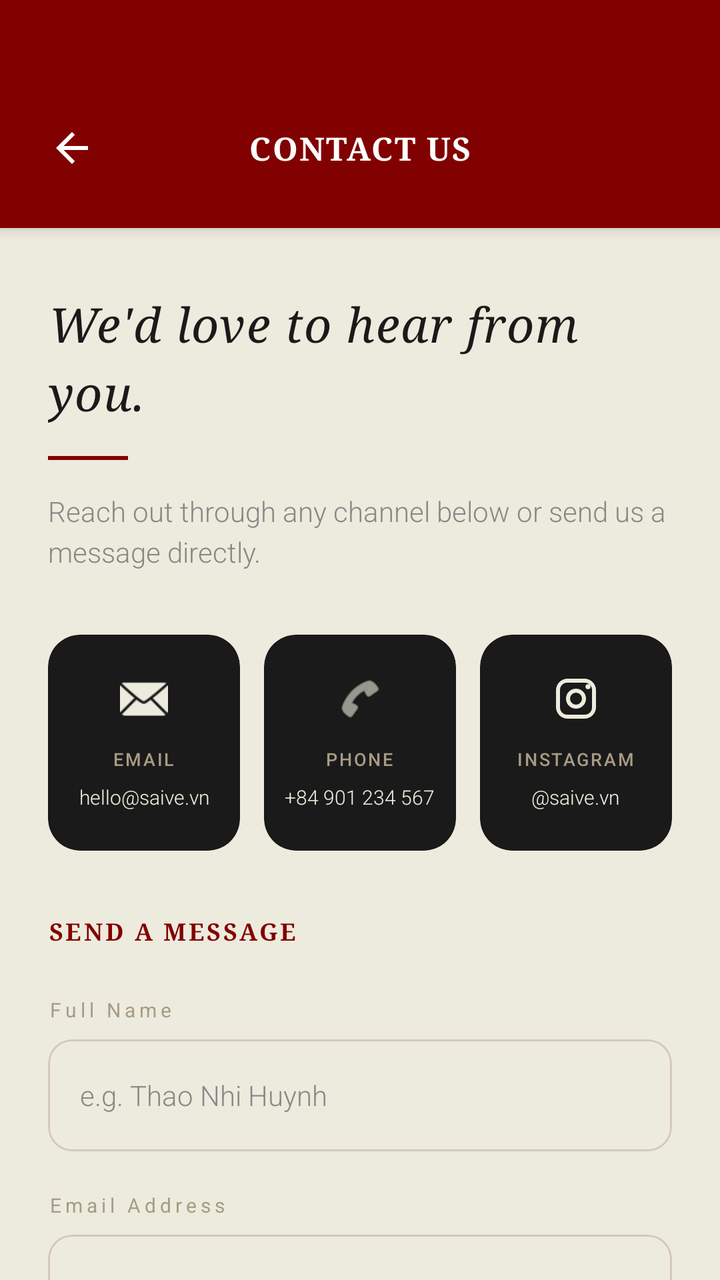
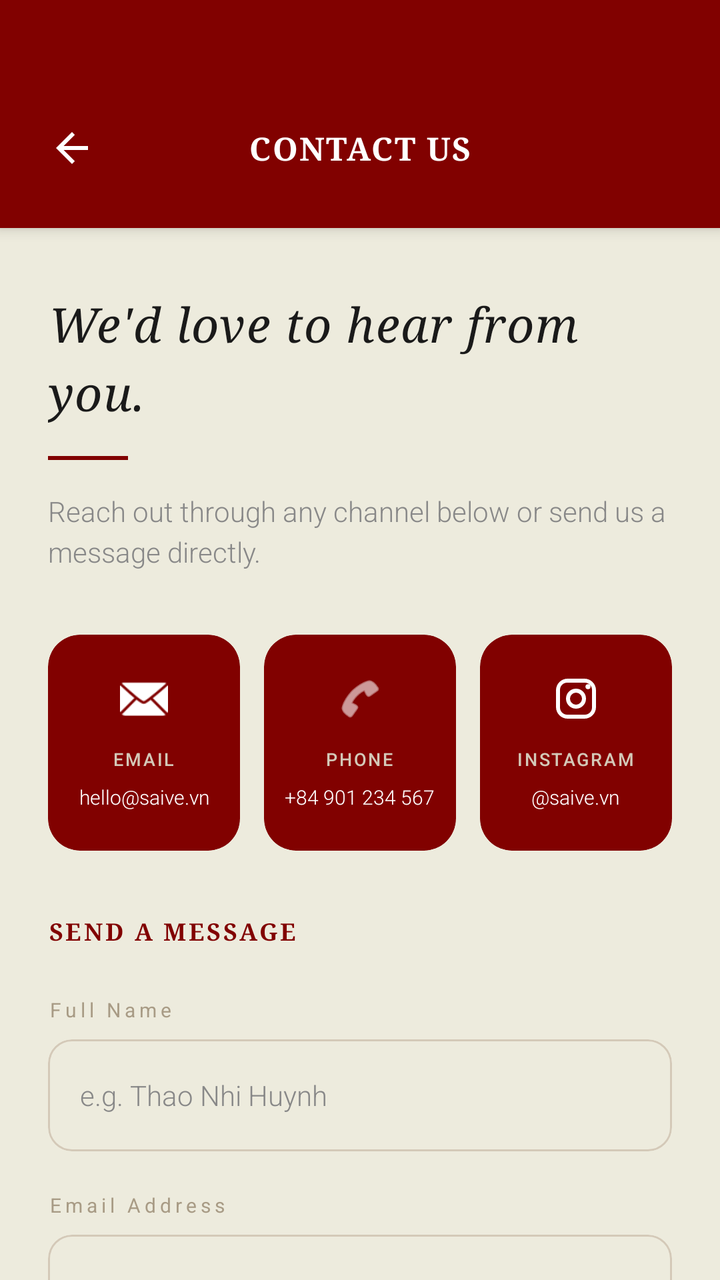

An Android layout rendered at two revisions. The XML below is the earlier revision; the diff shows what the commit changed to produce the second picture.
<!-- AndroidManifest.xml: application theme Theme.Saive -->
<!-- res/layout/activity_contact_us.xml -->
<?xml version="1.0" encoding="utf-8"?>
<androidx.constraintlayout.widget.ConstraintLayout
    xmlns:android="http://schemas.android.com/apk/res/android"
    xmlns:app="http://schemas.android.com/apk/res-auto"
    xmlns:tools="http://schemas.android.com/tools"
    android:id="@+id/main"
    android:layout_width="match_parent"
    android:layout_height="match_parent"
    tools:context=".ui.ContactUsActivity"
    android:background="@color/colorCotton">

    
    <com.google.android.material.card.MaterialCardView
        android:id="@+id/toolbar"
        android:layout_width="match_parent"
        android:layout_height="wrap_content"
        app:cardBackgroundColor="@color/colorMaroon"
        app:cardCornerRadius="0dp"
        app:cardElevation="4dp"
        app:strokeWidth="0dp"
        app:layout_constraintTop_toTopOf="parent">

        <androidx.constraintlayout.widget.ConstraintLayout
            android:layout_width="match_parent"
            android:layout_height="wrap_content"
            android:paddingHorizontal="16dp"
            android:paddingTop="54dp"
            android:paddingBottom="20dp">

            <ImageButton
                android:id="@+id/btnBack"
                android:layout_width="40dp"
                android:layout_height="40dp"
                android:background="?attr/selectableItemBackgroundBorderless"
                android:padding="8dp"
                android:scaleType="centerInside"
                android:src="@drawable/ic_back"
                app:layout_constraintBottom_toBottomOf="parent"
                app:layout_constraintStart_toStartOf="parent"
                app:layout_constraintTop_toTopOf="parent"
                app:tint="@color/colorAlwaysWhite" />

            <TextView
                android:id="@+id/tvToolbarTitle"
                android:layout_width="0dp"
                android:layout_height="wrap_content"
                android:layout_marginHorizontal="56dp"
                android:fontFamily="serif"
                android:gravity="center"
                android:letterSpacing="0.05"
                android:text="@string/menu_contact_us"
                android:textAllCaps="true"
                android:textColor="@color/colorAlwaysWhite"
                android:textSize="16sp"
                android:textStyle="bold"
                app:layout_constraintBottom_toBottomOf="parent"
                app:layout_constraintEnd_toEndOf="parent"
                app:layout_constraintStart_toStartOf="parent"
                app:layout_constraintTop_toTopOf="parent" />

        </androidx.constraintlayout.widget.ConstraintLayout>
    </com.google.android.material.card.MaterialCardView>

    
    <androidx.core.widget.NestedScrollView
        android:layout_width="match_parent"
        android:layout_height="0dp"
        android:overScrollMode="never"
        app:layout_constraintTop_toBottomOf="@id/toolbar"
        app:layout_constraintBottom_toBottomOf="parent">

        <LinearLayout
            android:layout_width="match_parent"
            android:layout_height="wrap_content"
            android:orientation="vertical"
            android:paddingHorizontal="24dp"
            android:paddingTop="32dp"
            android:paddingBottom="48dp">

            
            <TextView
                android:layout_width="match_parent"
                android:layout_height="wrap_content"
                android:fontFamily="serif"
                android:letterSpacing="0.02"
                android:lineSpacingExtra="6dp"
                android:text="@string/contact_tagline"
                android:textColor="@color/colorNoirBlack"
                android:textSize="24sp"
                android:textStyle="italic" />

            <View
                android:layout_width="40dp"
                android:layout_height="2dp"
                android:layout_marginTop="16dp"
                android:layout_marginBottom="16dp"
                android:background="@color/colorMaroon" />

            <TextView
                android:layout_width="match_parent"
                android:layout_height="wrap_content"
                android:fontFamily="sans-serif-light"
                android:lineSpacingExtra="4dp"
                android:text="@string/contact_desc"
                android:textColor="@color/colorGrayText"
                android:textSize="14sp" />

            
            <LinearLayout
                android:layout_width="match_parent"
                android:layout_height="wrap_content"
                android:layout_marginTop="32dp"
                android:layout_marginBottom="32dp"
                android:orientation="horizontal">

                
                <com.google.android.material.card.MaterialCardView
                    android:id="@+id/btnEmailShortcut"
                    android:layout_width="0dp"
                    android:layout_height="wrap_content"
                    android:layout_marginEnd="8dp"
                    android:layout_weight="1"
                    android:clickable="true"
                    android:focusable="true"
                    app:cardBackgroundColor="@color/colorNoirBlack"
                    app:cardCornerRadius="16dp"
                    app:cardElevation="0dp"
                    app:strokeWidth="0dp">

                    <LinearLayout
                        android:layout_width="match_parent"
                        android:layout_height="wrap_content"
                        android:gravity="center"
                        android:orientation="vertical"
                        android:paddingVertical="20dp"
                        android:paddingHorizontal="8dp">

                        <ImageView
                            android:layout_width="24dp"
                            android:layout_height="24dp"
                            android:layout_marginBottom="12dp"
                            android:src="@android:drawable/ic_dialog_email"
                            app:tint="@color/colorCotton" />

                        <TextView
                            android:layout_width="wrap_content"
                            android:layout_height="wrap_content"
                            android:fontFamily="sans-serif-medium"
                            android:letterSpacing="0.1"
                            android:text="@string/contact_label_email"
                            android:textAllCaps="true"
                            android:textColor="@color/colorSand"
                            android:textSize="9sp" />

                        <TextView
                            android:layout_width="wrap_content"
                            android:layout_height="wrap_content"
                            android:layout_marginTop="6dp"
                            android:fontFamily="sans-serif-light"
                            android:text="hello@saive.vn"
                            android:textColor="@color/colorCotton"
                            android:textSize="10sp"
                            android:gravity="center" />
                    </LinearLayout>
                </com.google.android.material.card.MaterialCardView>

                
                <com.google.android.material.card.MaterialCardView
                    android:id="@+id/btnPhone"
                    android:layout_width="0dp"
                    android:layout_height="wrap_content"
                    android:layout_marginHorizontal="4dp"
                    android:layout_weight="1"
                    android:clickable="true"
                    android:focusable="true"
                    app:cardBackgroundColor="@color/colorNoirBlack"
                    app:cardCornerRadius="16dp"
                    app:cardElevation="0dp"
                    app:strokeWidth="0dp">

                    <LinearLayout
                        android:layout_width="match_parent"
                        android:layout_height="wrap_content"
                        android:gravity="center"
                        android:orientation="vertical"
                        android:paddingVertical="20dp"
                        android:paddingHorizontal="8dp">

                        <ImageView
                            android:layout_width="24dp"
                            android:layout_height="24dp"
                            android:layout_marginBottom="12dp"
                            android:src="@android:drawable/ic_menu_call"
                            app:tint="@color/colorCotton" />

                        <TextView
                            android:layout_width="wrap_content"
                            android:layout_height="wrap_content"
                            android:fontFamily="sans-serif-medium"
                            android:letterSpacing="0.1"
                            android:text="@string/contact_label_phone"
                            android:textAllCaps="true"
                            android:textColor="@color/colorSand"
                            android:textSize="9sp" />

                        <TextView
                            android:layout_width="wrap_content"
                            android:layout_height="wrap_content"
                            android:layout_marginTop="6dp"
                            android:fontFamily="sans-serif-light"
                            android:text="+84 901 234 567"
                            android:textColor="@color/colorCotton"
                            android:textSize="10sp"
                            android:gravity="center" />
                    </LinearLayout>
                </com.google.android.material.card.MaterialCardView>

                
                <com.google.android.material.card.MaterialCardView
                    android:id="@+id/btnInstagram"
                    android:layout_width="0dp"
                    android:layout_height="wrap_content"
                    android:layout_marginStart="8dp"
                    android:layout_weight="1"
                    android:clickable="true"
                    android:focusable="true"
                    app:cardBackgroundColor="@color/colorNoirBlack"
                    app:cardCornerRadius="16dp"
                    app:cardElevation="0dp"
                    app:strokeWidth="0dp">

                    <LinearLayout
                        android:layout_width="match_parent"
                        android:layout_height="wrap_content"
                        android:gravity="center"
                        android:orientation="vertical"
                        android:paddingVertical="20dp"
                        android:paddingHorizontal="8dp">

                        <ImageView
                            android:layout_width="24dp"
                            android:layout_height="24dp"
                            android:layout_marginBottom="12dp"
                            android:src="@drawable/ic_instagram"
                            app:tint="@color/colorCotton" />

                        <TextView
                            android:layout_width="wrap_content"
                            android:layout_height="wrap_content"
                            android:fontFamily="sans-serif-medium"
                            android:letterSpacing="0.1"
                            android:text="@string/contact_label_instagram"
                            android:textAllCaps="true"
                            android:textColor="@color/colorSand"
                            android:textSize="9sp" />

                        <TextView
                            android:layout_width="wrap_content"
                            android:layout_height="wrap_content"
                            android:layout_marginTop="6dp"
                            android:fontFamily="sans-serif-light"
                            android:text="@saive.vn"
                            android:textColor="@color/colorCotton"
                            android:textSize="10sp"
                            android:gravity="center" />
                    </LinearLayout>
                </com.google.android.material.card.MaterialCardView>

            </LinearLayout>

            
            <TextView
                android:layout_width="match_parent"
                android:layout_height="wrap_content"
                android:fontFamily="serif"
                android:letterSpacing="0.1"
                android:text="@string/contact_label_send_message"
                android:textAllCaps="true"
                android:textColor="@color/colorMaroon"
                android:textSize="12sp"
                android:textStyle="bold"
                android:layout_marginBottom="24dp" />

            
            <TextView
                android:layout_width="match_parent"
                android:layout_height="wrap_content"
                android:text="@string/label_full_name"
                style="@style/TextAppearance.Saive.Nav"
                android:textColor="@color/colorSand"
                android:layout_marginBottom="8dp" />

            <com.google.android.material.card.MaterialCardView
                android:layout_width="match_parent"
                android:layout_height="wrap_content"
                android:layout_marginBottom="20dp"
                app:cardCornerRadius="12dp"
                app:cardElevation="0dp"
                app:strokeWidth="1dp"
                app:strokeColor="@color/colorLinen"
                app:cardBackgroundColor="@android:color/transparent">

                <EditText
                    android:id="@+id/etName"
                    android:layout_width="match_parent"
                    android:layout_height="56dp"
                    android:background="@android:color/transparent"
                    android:hint="@string/hint_full_name"
                    android:paddingHorizontal="16dp"
                    android:textSize="14sp"
                    android:textColor="@color/colorNoirBlack"
                    android:textColorHint="@color/colorGrayText"
                    android:fontFamily="sans-serif-light"
                    android:inputType="textPersonName" />
            </com.google.android.material.card.MaterialCardView>

            
            <TextView
                android:layout_width="match_parent"
                android:layout_height="wrap_content"
                android:text="@string/label_email"
                style="@style/TextAppearance.Saive.Nav"
                android:textColor="@color/colorSand"
                android:layout_marginBottom="8dp" />

            <com.google.android.material.card.MaterialCardView
                android:layout_width="match_parent"
                android:layout_height="wrap_content"
                android:layout_marginBottom="20dp"
                app:cardCornerRadius="12dp"
                app:cardElevation="0dp"
                app:strokeWidth="1dp"
                app:strokeColor="@color/colorLinen"
                app:cardBackgroundColor="@android:color/transparent">

                <EditText
                    android:id="@+id/etEmail"
                    android:layout_width="match_parent"
                    android:layout_height="56dp"
                    android:background="@android:color/transparent"
                    android:hint="hello@email.com"
                    android:paddingHorizontal="16dp"
                    android:textSize="14sp"
                    android:textColor="@color/colorNoirBlack"
                    android:textColorHint="@color/colorGrayText"
                    android:fontFamily="sans-serif-light"
                    android:inputType="textEmailAddress" />
            </com.google.android.material.card.MaterialCardView>

            
            <TextView
                android:layout_width="match_parent"
                android:layout_height="wrap_content"
                android:text="@string/label_comment"
                style="@style/TextAppearance.Saive.Nav"
                android:textColor="@color/colorSand"
                android:layout_marginBottom="8dp" />

            <com.google.android.material.card.MaterialCardView
                android:layout_width="match_parent"
                android:layout_height="wrap_content"
                android:layout_marginBottom="32dp"
                app:cardCornerRadius="12dp"
                app:cardElevation="0dp"
                app:strokeWidth="1dp"
                app:strokeColor="@color/colorLinen"
                app:cardBackgroundColor="@android:color/transparent">

                <EditText
                    android:id="@+id/etMessage"
                    android:layout_width="match_parent"
                    android:layout_height="140dp"
                    android:background="@android:color/transparent"
                    android:hint="@string/contact_hint_message"
                    android:paddingHorizontal="16dp"
                    android:paddingTop="16dp"
                    android:textSize="14sp"
                    android:textColor="@color/colorNoirBlack"
                    android:textColorHint="@color/colorGrayText"
                    android:fontFamily="sans-serif-light"
                    android:inputType="textMultiLine"
                    android:gravity="top" />
            </com.google.android.material.card.MaterialCardView>

            
            <com.google.android.material.button.MaterialButton
                android:id="@+id/btnSend"
                android:layout_width="match_parent"
                android:layout_height="56dp"
                android:text="@string/contact_btn_send"
                android:textColor="@color/colorAlwaysWhite"
                android:textSize="14sp"
                android:letterSpacing="0.1"
                app:cornerRadius="12dp"
                app:backgroundTint="@color/colorMaroon"
                app:elevation="4dp"
                style="@style/TextAppearance.Saive.Nav" />

            
            <TextView
                android:layout_width="match_parent"
                android:layout_height="wrap_content"
                android:text="@string/contact_footer_note"
                android:textSize="12sp"
                android:fontFamily="sans-serif-light"
                android:textColor="@color/colorGrayText"
                android:gravity="center"
                android:lineSpacingExtra="4dp"
                android:layout_marginTop="32dp" />

        </LinearLayout>
    </androidx.core.widget.NestedScrollView>

</androidx.constraintlayout.widget.ConstraintLayout>
<!-- resources referenced by this layout -->
<resources>
  <color name="colorAlwaysWhite">#FFFFFF</color>
  <color name="colorCotton">#EDEBDD</color>
  <color name="colorGrayText">#888888</color>
  <color name="colorLinen">#D4C9B8</color>
  <color name="colorMaroon">#810100</color>
  <color name="colorNoirBlack">#1A1A1A</color>
  <color name="colorSand">#A89B85</color>
  <!-- drawable ic_back (drawable) -->
  <vector xmlns:android="http://schemas.android.com/apk/res/android"
      android:width="24dp"
      android:height="24dp"
      android:viewportWidth="24"
      android:viewportHeight="24">
      <path
          android:fillColor="#000000"
          android:pathData="M20,11H7.83l5.59,-5.59L12,4l-8,8l8,8l1.41,-1.41L7.83,13H20V11Z" />
  </vector>
  <string name="contact_btn_send">SEND MESSAGE</string>
  <string name="contact_desc">Reach out through any channel below or send us a message directly.</string>
  <string name="contact_footer_note">We typically respond within 24 hours on business days.\nHANOI · SAIGON</string>
  <string name="contact_hint_message">Tell us how we can help...</string>
  <string name="contact_label_email">EMAIL</string>
  <string name="contact_label_instagram">INSTAGRAM</string>
  <string name="contact_label_phone">PHONE</string>
  <string name="contact_label_send_message">SEND A MESSAGE</string>
  <string name="contact_tagline">We\'d love to hear from you.</string>
  <string name="hint_full_name">e.g. Thao Nhi Huynh</string>
  <string name="label_comment">Comment</string>
  <string name="label_email">Email Address</string>
  <string name="label_full_name">Full Name</string>
  <string name="menu_contact_us">Contact Us</string>
  <style name="TextAppearance.Saive.Nav" parent="TextAppearance.Saive.Light">
          <item name="android:textSize">@dimen/text_size_tiny</item>
          <item name="android:letterSpacing">0.2</item>
      </style>
  <style name="Theme.Saive" parent="Base.Theme.Saive" />
  <style name="TextAppearance.Saive.Light" parent="TextAppearance.MaterialComponents.Body2">
          <item name="android:fontFamily">sans-serif-light</item>
      </style>
  <dimen name="text_size_tiny">10sp</dimen>
  <color name="white">#FFFFFFFF</color>
  <style name="TextAppearance.Saive.Header" parent="TextAppearance.MaterialComponents.Headline3">
          <item name="android:fontFamily">serif</item>
          <item name="android:textStyle">italic</item>
          <item name="android:textSize">@dimen/text_size_h1</item>
          <item name="android:textColor">@color/colorNoirBlack</item>
          <item name="android:letterSpacing">0.02</item>
      </style>
  <style name="TextAppearance.Saive.SectionHeader" parent="TextAppearance.Saive.Header">
          <item name="android:textSize">@dimen/text_size_h3</item>
          <item name="android:textStyle">normal</item>
          <item name="android:textAllCaps">false</item>
      </style>
  <style name="TextAppearance.Saive.Thin" parent="TextAppearance.MaterialComponents.Body1">
          <item name="android:fontFamily">sans-serif-light</item>
          <item name="android:letterSpacing">0.05</item>
      </style>
  <style name="TextAppearance.Saive.Label" parent="TextAppearance.Saive.Thin">
          <item name="android:fontFamily">sans-serif-medium</item>
          <item name="android:textSize">@dimen/text_size_tiny</item>
          <item name="android:textColor">@color/colorNoirBlack</item>
          <item name="android:textAllCaps">true</item>
          <item name="android:letterSpacing">0.15</item>
      </style>
  <dimen name="text_size_h1">28sp</dimen>
  <dimen name="text_size_h3">20sp</dimen>
  <!-- unchanged entries left out for length: 2 -->
</resources>

<!-- the commit's change to res/layout/activity_contact_us.xml (unified diff, before → after) -->
@@ -122,7 +122,7 @@
                     android:layout_weight="1"
                     android:clickable="true"
                     android:focusable="true"
-                    app:cardBackgroundColor="@color/colorNoirBlack"
+                    app:cardBackgroundColor="@color/colorContactCardBg"
                     app:cardCornerRadius="16dp"
                     app:cardElevation="0dp"
                     app:strokeWidth="0dp">
@@ -140,7 +140,7 @@
                             android:layout_height="24dp"
                             android:layout_marginBottom="12dp"
                             android:src="@android:drawable/ic_dialog_email"
-                            app:tint="@color/colorCotton" />
+                            app:tint="@color/colorContactCardContent" />
 
                         <TextView
                             android:layout_width="wrap_content"
@@ -149,7 +149,7 @@
                             android:letterSpacing="0.1"
                             android:text="@string/contact_label_email"
                             android:textAllCaps="true"
-                            android:textColor="@color/colorSand"
+                            android:textColor="@color/colorContactCardLabel"
                             android:textSize="9sp" />
 
                         <TextView
@@ -158,7 +158,7 @@
                             android:layout_marginTop="6dp"
                             android:fontFamily="sans-serif-light"
                             android:text="hello@saive.vn"
-                            android:textColor="@color/colorCotton"
+                            android:textColor="@color/colorContactCardContent"
                             android:textSize="10sp"
                             android:gravity="center" />
                     </LinearLayout>
@@ -173,7 +173,7 @@
                     android:layout_weight="1"
                     android:clickable="true"
                     android:focusable="true"
-                    app:cardBackgroundColor="@color/colorNoirBlack"
+                    app:cardBackgroundColor="@color/colorContactCardBg"
                     app:cardCornerRadius="16dp"
                     app:cardElevation="0dp"
                     app:strokeWidth="0dp">
@@ -191,7 +191,7 @@
                             android:layout_height="24dp"
                             android:layout_marginBottom="12dp"
                             android:src="@android:drawable/ic_menu_call"
-                            app:tint="@color/colorCotton" />
+                            app:tint="@color/colorContactCardContent" />
 
                         <TextView
                             android:layout_width="wrap_content"
@@ -200,7 +200,7 @@
                             android:letterSpacing="0.1"
                             android:text="@string/contact_label_phone"
                             android:textAllCaps="true"
-                            android:textColor="@color/colorSand"
+                            android:textColor="@color/colorContactCardLabel"
                             android:textSize="9sp" />
 
                         <TextView
@@ -209,7 +209,7 @@
                             android:layout_marginTop="6dp"
                             android:fontFamily="sans-serif-light"
                             android:text="+84 901 234 567"
-                            android:textColor="@color/colorCotton"
+                            android:textColor="@color/colorContactCardContent"
                             android:textSize="10sp"
                             android:gravity="center" />
                     </LinearLayout>
@@ -224,7 +224,7 @@
                     android:layout_weight="1"
                     android:clickable="true"
                     android:focusable="true"
-                    app:cardBackgroundColor="@color/colorNoirBlack"
+                    app:cardBackgroundColor="@color/colorContactCardBg"
                     app:cardCornerRadius="16dp"
                     app:cardElevation="0dp"
                     app:strokeWidth="0dp">
@@ -242,7 +242,7 @@
                             android:layout_height="24dp"
                             android:layout_marginBottom="12dp"
                             android:src="@drawable/ic_instagram"
-                            app:tint="@color/colorCotton" />
+                            app:tint="@color/colorContactCardContent" />
 
                         <TextView
                             android:layout_width="wrap_content"
@@ -251,7 +251,7 @@
                             android:letterSpacing="0.1"
                             android:text="@string/contact_label_instagram"
                             android:textAllCaps="true"
-                            android:textColor="@color/colorSand"
+                            android:textColor="@color/colorContactCardLabel"
                             android:textSize="9sp" />
 
                         <TextView
@@ -260,7 +260,7 @@
                             android:layout_marginTop="6dp"
                             android:fontFamily="sans-serif-light"
                             android:text="@saive.vn"
-                            android:textColor="@color/colorCotton"
+                            android:textColor="@color/colorContactCardContent"
                             android:textSize="10sp"
                             android:gravity="center" />
                     </LinearLayout>
<!-- resource entries referenced after the edit -->
@@ -1,6 +1,9 @@
 <!-- resources referenced by this layout -->
 <resources>
   <color name="colorAlwaysWhite">#FFFFFF</color>
+  <color name="colorContactCardBg">@color/colorMaroon</color>
+  <color name="colorContactCardContent">@color/colorAlwaysWhite</color>
+  <color name="colorContactCardLabel">#D4C9B8</color>
   <color name="colorCotton">#EDEBDD</color>
   <color name="colorGrayText">#888888</color>
   <color name="colorLinen">#D4C9B8</color>
